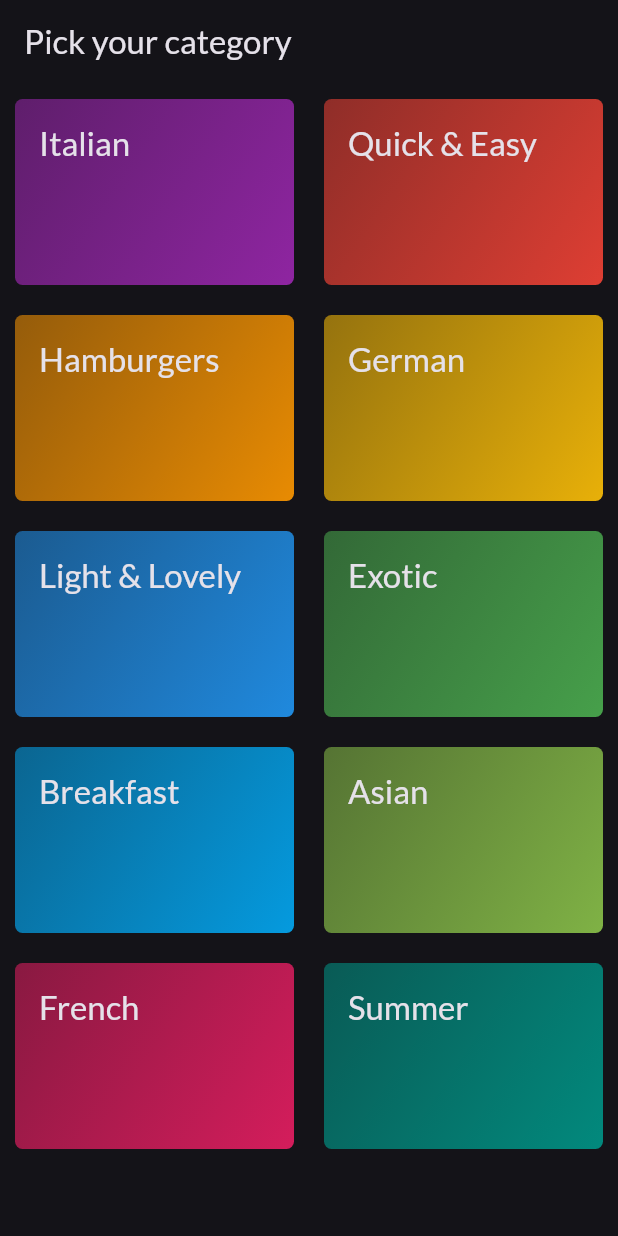
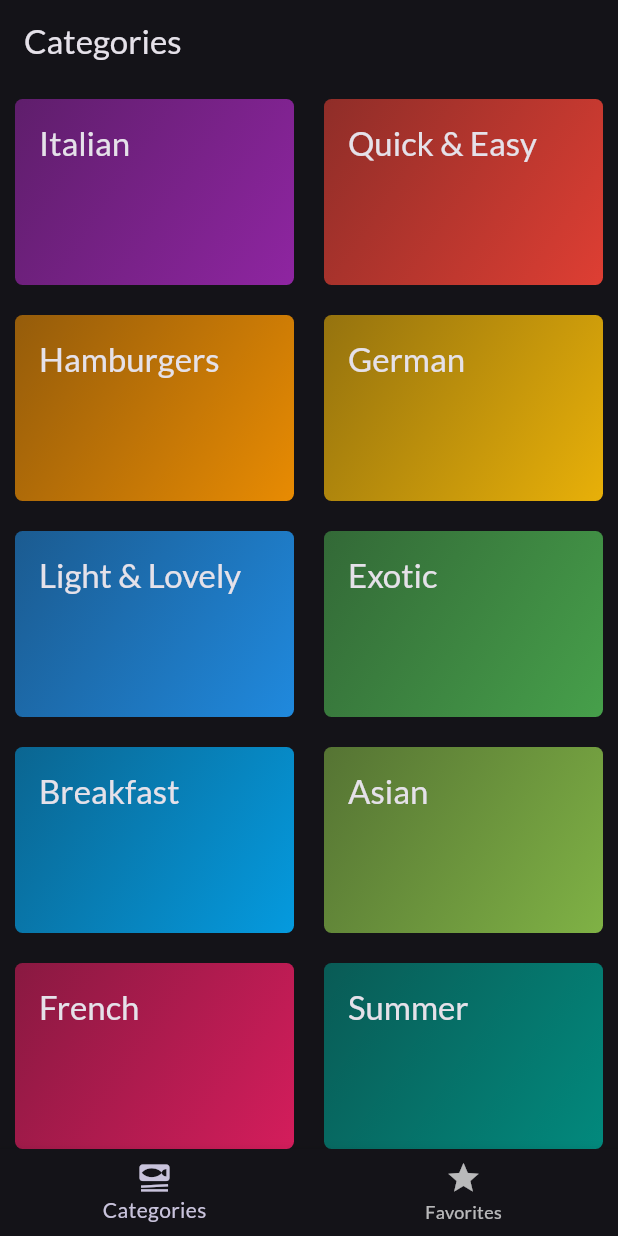
Before and after one commit to AdrianMReds/flutter_mealsapp, a Flutter app: the screen it shows after launch, on a phone screen of 412 x 824 dp. Run offline on Flutter 3.47's test engine with Material 3 defaults, Android fonts, the phone set to English and light mode, and no system bars; our stand-ins replace google_fonts, transparent_image.

Commit message:
Tabs navigation

```diff
--- a/lib/main.dart
+++ b/lib/main.dart
@@ -1,7 +1,7 @@
 import 'package:flutter/material.dart';
 
 import 'package:google_fonts/google_fonts.dart';
-import 'package:meals_app/screens/categories.dart';
+import 'package:meals_app/screens/tabs.dart';
 
 final theme = ThemeData(
   useMaterial3: true,
@@ -23,7 +23,7 @@ class App extends StatelessWidget {
   Widget build(BuildContext context) {
     return MaterialApp(
       theme: theme,
-      home: const CategoriesScreen(),
+      home: const TabsScreen(),
     );
   }
 }
--- a/lib/screens/categories.dart
+++ b/lib/screens/categories.dart
@@ -18,11 +18,7 @@ class CategoriesScreen extends StatelessWidget {
 
   @override
   Widget build(BuildContext context) {
-    return Scaffold(
-      appBar: AppBar(
-        title: const Text('Pick your category'),
-      ),
-      body: GridView(
+    return GridView(
       padding: const EdgeInsets.all(10),
       gridDelegate: const SliverGridDelegateWithFixedCrossAxisCount(
           crossAxisCount: 2,
@@ -36,7 +32,7 @@ class CategoriesScreen extends StatelessWidget {
                   _selectCategory(context, c);
                 },
               ))
-              .toList()),
+          .toList(),
     );
   }
 }
--- /dev/null
+++ b/lib/screens/tabs.dart
@@ -0,0 +1,49 @@
+import 'package:flutter/material.dart';
+import 'package:meals_app/screens/categories.dart';
+import 'package:meals_app/screens/meals.dart';
+
+class TabsScreen extends StatefulWidget {
+  const TabsScreen({super.key});
+
+  @override
+  State<StatefulWidget> createState() {
+    return _TabsScreenState();
+  }
+}
+
+class _TabsScreenState extends State<TabsScreen> {
+  int _selectedPageIndex = 0;
+
+  void _selectPage(int index) {
+    setState(() {
+      _selectedPageIndex = index;
+    });
+  }
+
+  @override
+  Widget build(BuildContext context) {
+    Widget activePage = const CategoriesScreen();
+    var activePageTitle = 'Categories';
+
+    if (_selectedPageIndex == 1) {
+      activePage = MealsScreen(meals: []);
+      activePageTitle = 'Favorites';
+    }
+
+    return Scaffold(
+      appBar: AppBar(
+        title: Text(activePageTitle),
+      ),
+      body: activePage,
+      bottomNavigationBar: BottomNavigationBar(
+        onTap: _selectPage,
+        currentIndex: _selectedPageIndex,
+        items: const <BottomNavigationBarItem>[
+          BottomNavigationBarItem(
+              icon: Icon(Icons.set_meal), label: 'Categories'),
+          BottomNavigationBarItem(icon: Icon(Icons.star), label: 'Favorites'),
+        ],
+      ),
+    );
+  }
+}
```
Also changed, not shown: lib/screens/meals.dart (+7 -3 lines). Lines whose indentation alone changed are shown as unchanged.
